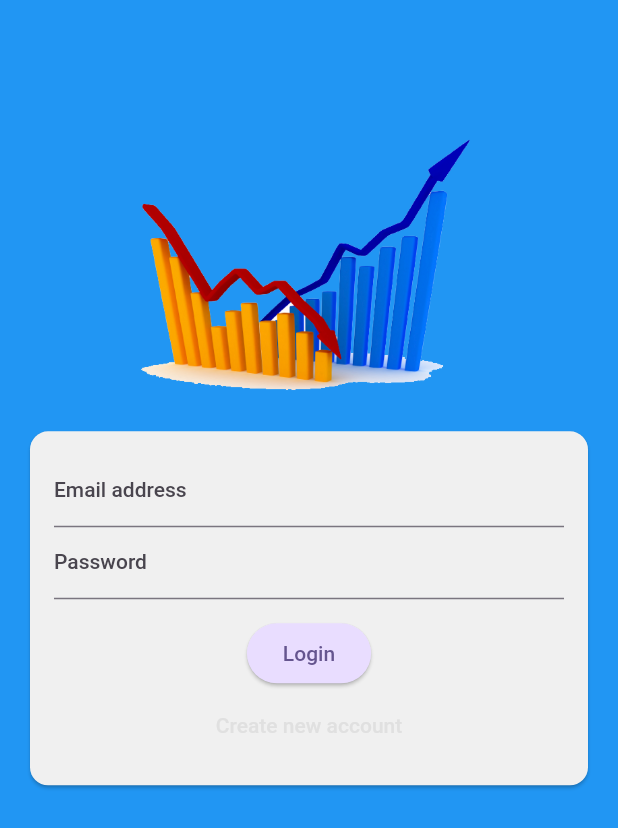
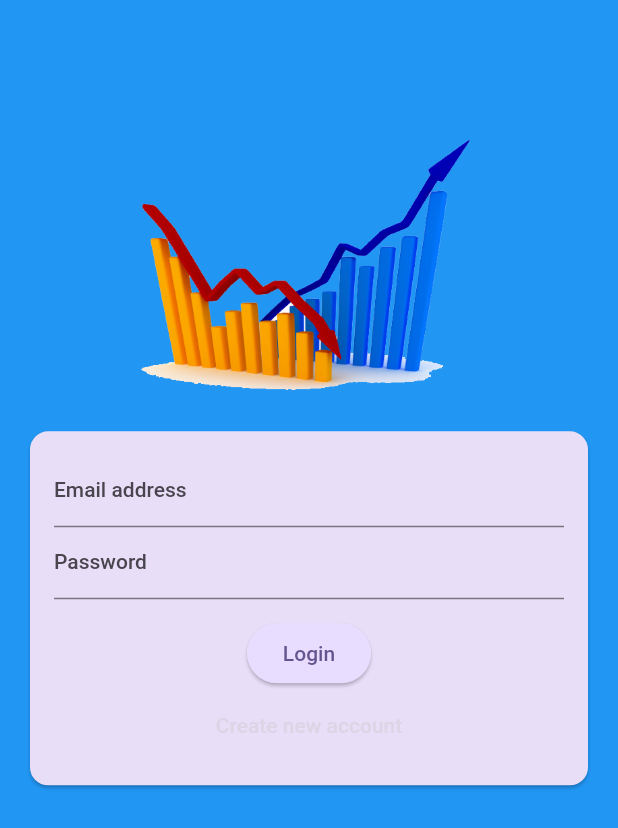
Before and after one commit to SimeonRink/CSC322-final, a Flutter app: the screen it shows after launch, on a phone screen of 412 x 824 dp. Shown: the top 828 px of the screen. Run offline on Flutter 3.47's test engine with Material 2 defaults, Android fonts, the phone set to English and light mode, and no system bars; our stand-ins replace cloud_firestore, firebase_auth, firebase_core, firebase_storage, shared_preferences; accounts and stored records are empty.

Commit message:
card color fix

```diff
--- a/lib/widgets/auth/auth_form.dart
+++ b/lib/widgets/auth/auth_form.dart
@@ -79,7 +79,6 @@ class _AuthFormState extends State<AuthForm> {
   Widget build(BuildContext context) {
     return SingleChildScrollView(
       child: Card(
-        color: Color.fromARGB(255, 240, 240, 240),
         margin: EdgeInsets.all(20),
         child: Padding(
           padding: EdgeInsets.all(16),
@@ -119,7 +118,9 @@ class _AuthFormState extends State<AuthForm> {
                       }
                       return null;
                     },
-                    decoration: InputDecoration(labelText: 'First Name'),
+                    decoration: InputDecoration(
+                      labelText: 'First Name',
+                    ),
                     onSaved: (value) {
                       _firstName = value!;
                     },
```
